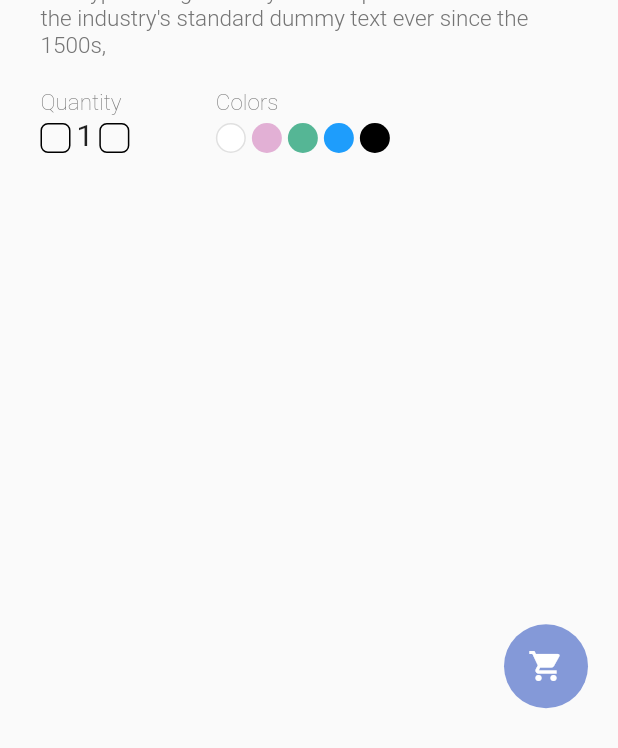
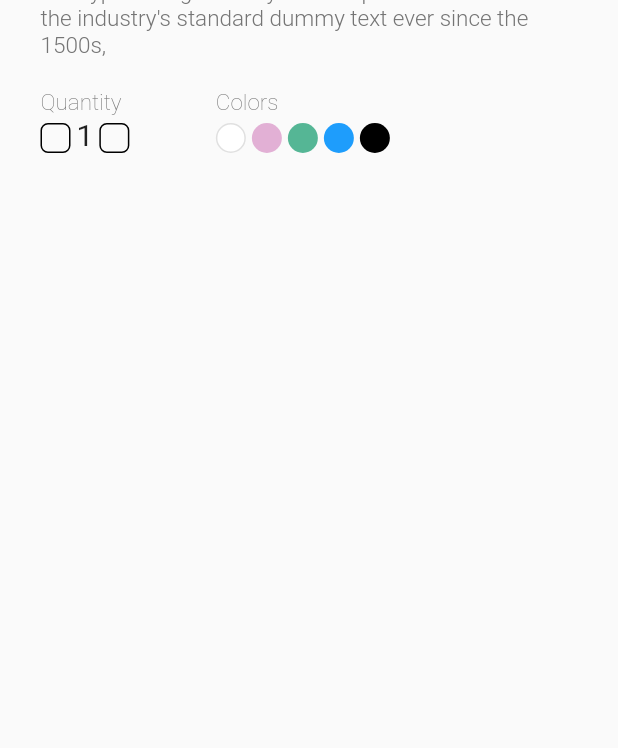
Before and after one commit to Mhmed-Tarek/Market_project_app, a Flutter app: the ProductScreen screen opened directly, scrolled down 576 dp, on a phone screen of 412 x 824 dp. Shown: the top 748 px of the screen. Run offline on Flutter 3.47's test engine with Material 2 defaults, Android fonts, the phone set to English and light mode, and no system bars; our stand-ins replace hexcolor; network calls fail; Roboto replaces fonts that are missing (Metropolis).

Commit message:
seacond commit

```diff
--- a/lib/main.dart
+++ b/lib/main.dart
@@ -37,7 +37,7 @@ class MyApp extends StatelessWidget {
         // is not restarted.
         primarySwatch: Colors.deepPurple,
       ),
-      //home: ProductScreen( "320", "Desks", "Desk","asset/images/desks.jpg" ) ,
+      //home: ProductScreen( "320", "Desks", "Desk","https://i.imgur.com/eEwPDb0.jpg" ) ,
       home: StartScreen(  ) ,
     );
   }
--- a/lib/screens/product/product_screen.dart
+++ b/lib/screens/product/product_screen.dart
@@ -44,6 +44,9 @@ class _ProductScreenState extends State<ProductScreen> {
 
 
           CustomScrollView(
+
+
+            controller: _scrollController,
 
             slivers: <Widget>[
 
@@ -340,42 +343,8 @@ class _ProductScreenState extends State<ProductScreen> {
             ],
           ),
 
-          Positioned(
-            right:20,
-            top: MediaQuery.of(context).size.width*1.01 ,
-            child: FloatingActionButton(
-              elevation: 0.0,
-              onPressed: () {
-                // Add your onPressed code here!
-              },
-              child: const Icon(Icons.shopping_cart),
-              backgroundColor: HexColor("8499d8"),
-            ),
-          ),
 
-
-          //_buldma (),
-
-          // Positioned(
-          //
-          //
-          //
-          //   top: top,
-          //
-          //   right: 16,
-          //
-          //   child: Container(
-          //   height: 120.0,
-          //   width: 120.0,
-          //   decoration: BoxDecoration(
-          //     image: DecorationImage(
-          //       image: AssetImage(
-          //           'asset/images/ProductAsset/cart.png'),
-          //       fit: BoxFit.fill,
-          //     ),
-          //     shape: BoxShape.circle,
-          //   ),
-          // ), ),
+          _sliverButtom(),
 
 
         ],
@@ -384,5 +353,112 @@ class _ProductScreenState extends State<ProductScreen> {
 
 
 
+
+
   }
+
+
+  late ScrollController _scrollController;
+  double top = 256.0 - 4.0;
+  void initState() {
+    super.initState();
+    _scrollController = new ScrollController();
+    _scrollController.addListener(() => setState(() {}));
+  }
+
+  @override
+  void dispose() {
+    _scrollController.dispose();
+    super.dispose();
+  }
+
+
+  Widget _sliverButtom() {
+    final double defaultTopMargin =  MediaQuery.of(context).size.width*0.9;
+    final double scaleStart =  MediaQuery.of(context).size.width*0.9 - (20) ;
+    final double scaleEnd = scaleStart / 2;
+
+    double top = defaultTopMargin;
+    double scale = 1.0;
+    if (_scrollController.hasClients) {
+      double offset = _scrollController.offset;
+      top -= offset;
+      if (offset < defaultTopMargin - scaleStart) {
+        //offset small => don't scale down
+        scale = 1.0;
+      } else if (offset < defaultTopMargin - scaleEnd) {
+        //offset between scaleStart and scaleEnd => scale down
+        scale = (defaultTopMargin - scaleEnd - offset) / scaleEnd;
+      } else {
+        //offset passed scaleEnd => hide fab
+        scale = 0.0;
+      }
+    }
+
+    return Positioned(
+        top: top,
+        right: 16.0,
+        child: Transform(
+          alignment: Alignment.center,
+          transform: Matrix4.identity()..scale(scale),
+          child: Container(
+            child: Row(
+              mainAxisAlignment: MainAxisAlignment.center,
+              children: [
+                Padding(
+                  padding: const EdgeInsets.all(10.0),
+                  child: Container(
+                    decoration: BoxDecoration(
+                      boxShadow: [
+                        BoxShadow(
+                            color: Colors.black26,
+                            offset: Offset(0, 4),
+                            blurRadius: 5.0)
+                      ],
+                      gradient: LinearGradient(
+                        begin: Alignment.topLeft,
+                        end: Alignment.bottomRight,
+                        stops: [0.0, 1.0],
+                        colors: [
+                          HexColor("#7995d3"), HexColor("#a5a6dc"),
+                        ],
+                      ),
+                      color: Colors.deepPurple.shade300,
+                      borderRadius: BorderRadius.circular(30),
+                    ),
+                    child: ElevatedButton(
+                      style: ButtonStyle(
+                        shape:
+                        MaterialStateProperty.all<RoundedRectangleBorder>(
+                          RoundedRectangleBorder(
+                            borderRadius: BorderRadius.circular(100.0),
+                          ),
+                        ),
+                        minimumSize: MaterialStateProperty.all(Size(70, 70)),
+                        backgroundColor:
+                        MaterialStateProperty.all(Colors.transparent),
+                        // elevation: MaterialStateProperty.all(3),
+                        shadowColor:
+                        MaterialStateProperty.all(Colors.transparent),
+                      ),
+                      onPressed: () {},
+                      child: Padding(
+                          padding: const EdgeInsets.only(
+                            top: 10,
+                            bottom: 10,
+                          ),
+                          child: Icon(
+                            Icons.shopping_cart,
+                            size: 40,
+                          )),
+                    ),
+                  ),
+                )
+              ],
+            ),
+          ),
+        ));
+  }
+
+
 }
```
